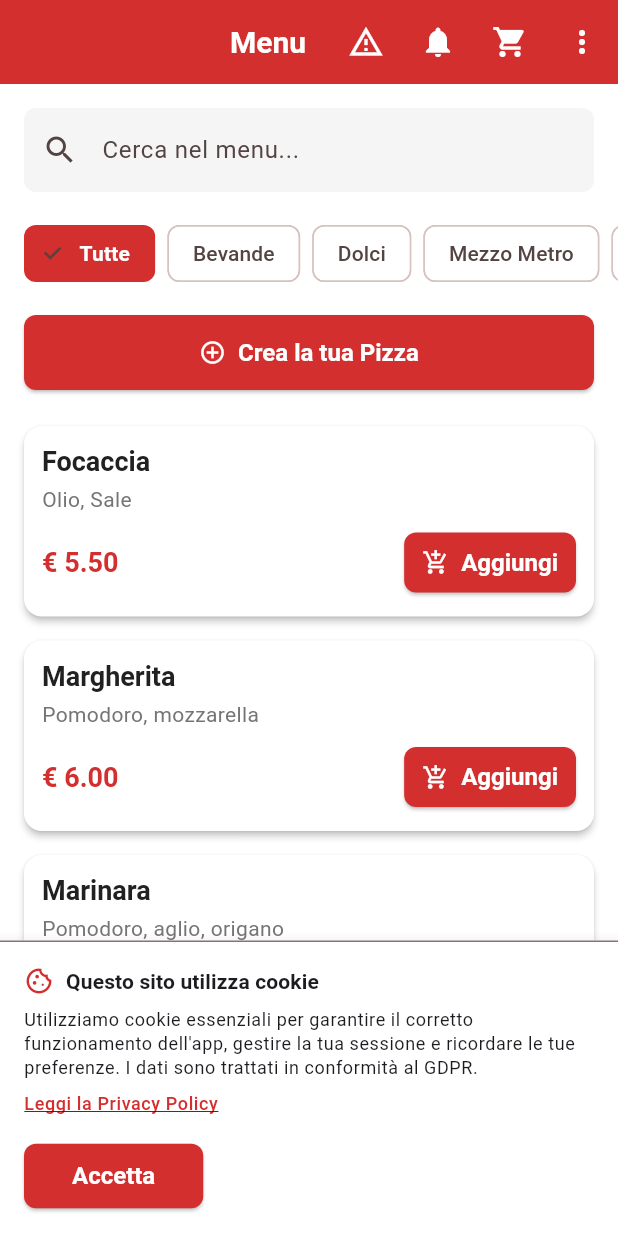
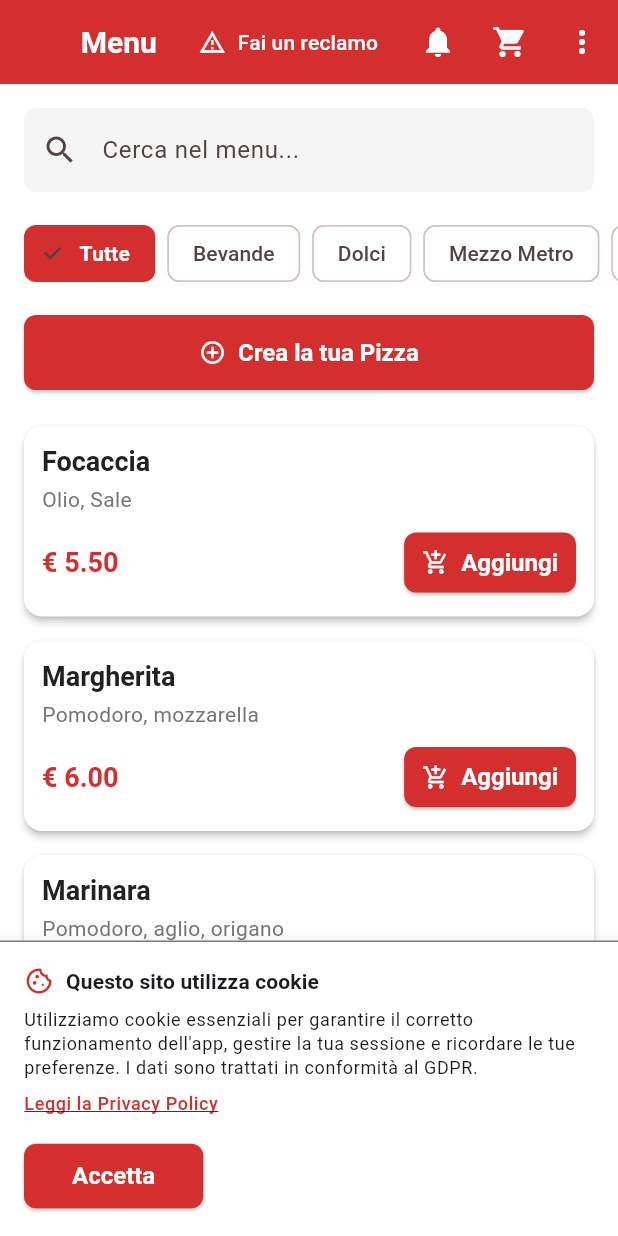
Before and after one commit to Mondre/pizzeria-mamma-mia, a Flutter app: the screen it shows once a user with an empty profile is signed in, on a phone screen of 412 x 824 dp. Run offline on Flutter 3.47's test engine with Material 3 defaults, Android fonts, the phone set to English and light mode, and no system bars; our stand-ins replace cached_network_image, cloud_firestore, firebase_auth, firebase_core, firebase_storage, google_fonts and 3 more; accounts and stored records are empty.

Commit message:
Change complaints button to text button with 'Fai un reclamo' label

```diff
--- a/lib/screens/client/menu_screen.dart
+++ b/lib/screens/client/menu_screen.dart
@@ -101,8 +101,9 @@ class _MenuScreenState extends State<MenuScreen> {
         title: const Text('Menu'),
         actions: [
           // Reclami
-          IconButton(
+          TextButton.icon(
             icon: const Icon(Icons.report_problem_outlined),
+            label: const Text('Fai un reclamo'),
             onPressed: () {
               Navigator.push(
                 context,
@@ -111,7 +112,9 @@ class _MenuScreenState extends State<MenuScreen> {
                 ),
               );
             },
-            tooltip: 'I miei reclami',
+            style: TextButton.styleFrom(
+              foregroundColor: Colors.white,
+            ),
           ),
           // Notifiche con badge
           if (user != null)
```
